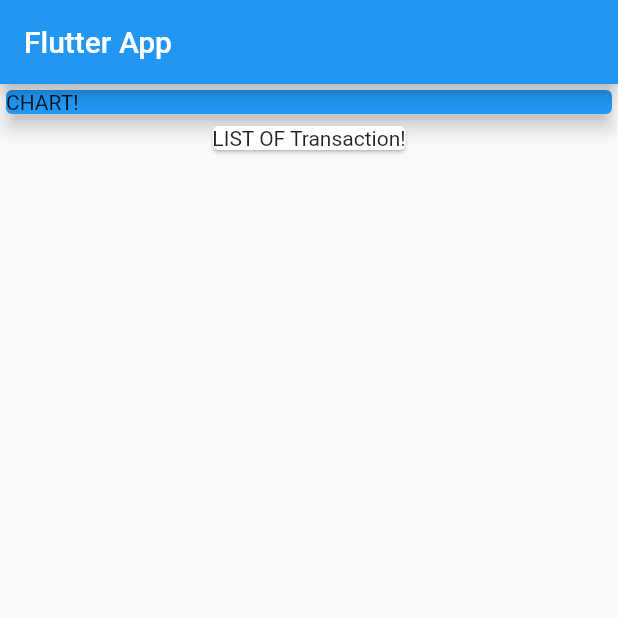
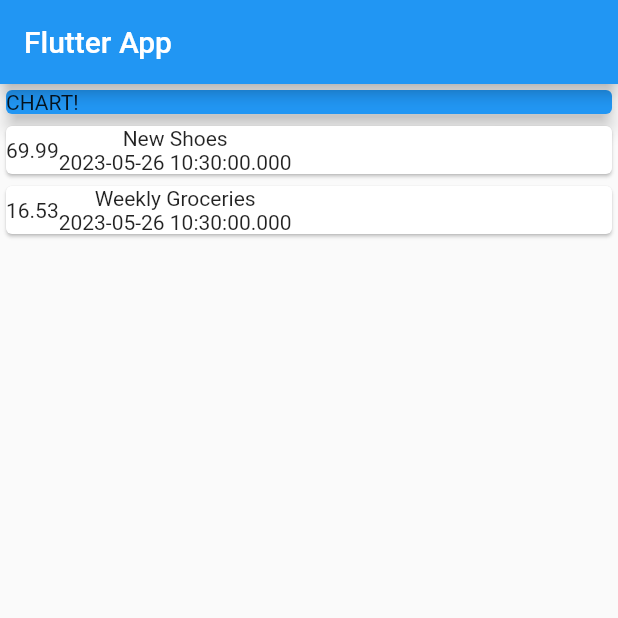
Before and after one commit to romanfarooq/Flutter-and-Dart-course, a Flutter app: the screen it shows after launch, on a phone screen of 412 x 824 dp, the top half of it. Run offline on Flutter 3.47's test engine with Material 2 defaults, Android fonts, the phone set to English and light mode, and no system bars.

Commit message:
learned about row & column

```diff
--- a/expense_planner/lib/main.dart
+++ b/expense_planner/lib/main.dart
@@ -1,4 +1,5 @@
 import 'package:flutter/material.dart';
+import './transaction.dart';
 
 void main() {
   runApp(const MyApp());
@@ -9,7 +10,7 @@ class MyApp extends StatelessWidget {
 
   @override
   Widget build(BuildContext context) {
-    return const MaterialApp(
+    return MaterialApp(
       title: 'Flutter App',
       home: MyHomePage(),
     );
@@ -17,7 +18,22 @@ class MyApp extends StatelessWidget {
 }
 
 class MyHomePage extends StatelessWidget {
-  const MyHomePage({super.key});
+  MyHomePage({super.key});
+
+  final List<Transaction> transactions = [
+    Transaction(
+      id: 't1',
+      title: 'New Shoes',
+      amount: 69.99,
+      date: DateTime.now(),
+    ),
+    Transaction(
+      id: 't2',
+      title: 'Weekly Groceries',
+      amount: 16.53,
+      date: DateTime.now(),
+    ),
+  ];
 
   @override
   Widget build(BuildContext context) {
@@ -25,9 +41,9 @@ class MyHomePage extends StatelessWidget {
       appBar: AppBar(
         title: const Text('Flutter App'),
       ),
-      body: const Column(
+      body: Column(
         children: <Widget>[
-          SizedBox(
+          const SizedBox(
             width: double.infinity,
             child: Card(
               color: Colors.blue,
@@ -35,8 +51,26 @@ class MyHomePage extends StatelessWidget {
               child: Text('CHART!'),
             ),
           ),
-          Card(
-            child: Text('LIST OF Transaction!'),
+          Column(
+            children: transactions.map((tx) {
+              return Card(
+                child: Row(
+                  children: <Widget>[
+                    SizedBox(
+                      child: Text(
+                        tx.amount.toString(),
+                      ),
+                    ),
+                    Column(
+                      children: <Widget>[
+                        Text(tx.title),
+                        Text(tx.date.toString()),
+                      ],
+                    ),
+                  ],
+                ),
+              );
+            }).toList(),
           ),
         ],
       ),
--- /dev/null
+++ b/expense_planner/lib/transaction.dart
@@ -0,0 +1,13 @@
+class Transaction {
+  final String id;
+  final String title;
+  final double amount;
+  final DateTime date;
+
+  const Transaction({
+    required this.id,
+    required this.title,
+    required this.amount,
+    required this.date,
+  });
+}
```
